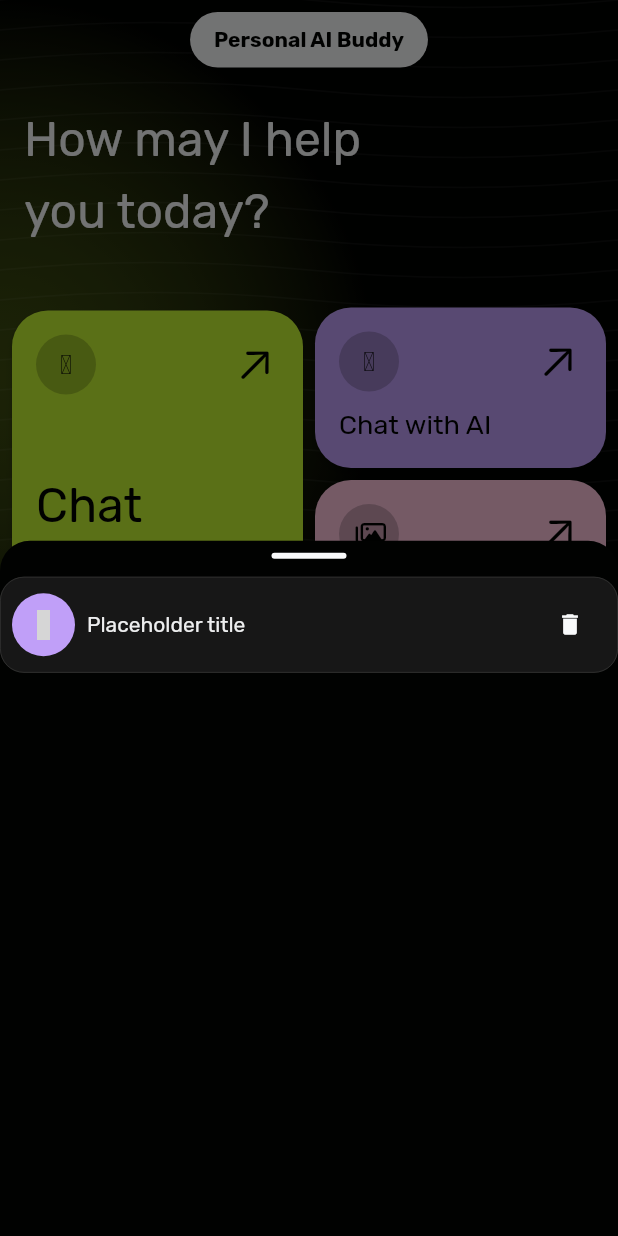
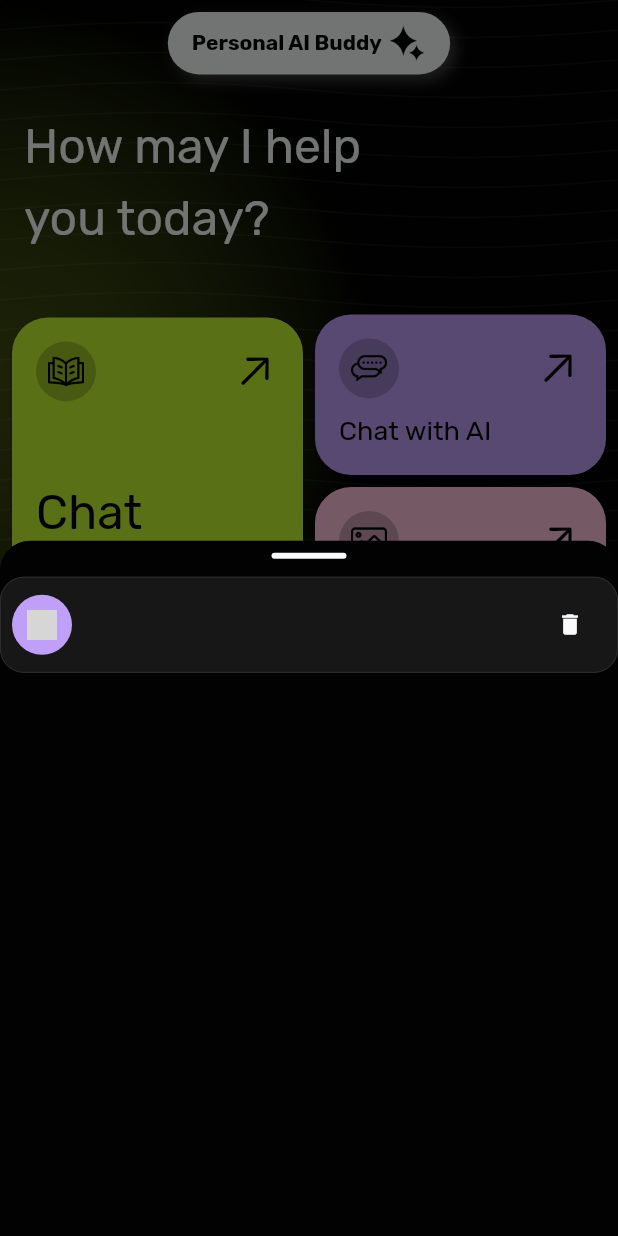
Before and after one commit to yatendra2001/ai_buddy, a Flutter app: the screen it shows after launch, after a tap on "Chat with AI", after a tap on "See all", on a phone screen of 412 x 824 dp. Run offline on Flutter 3.47's test engine with Material 3 defaults, Android fonts, the phone set to English and light mode, and no system bars; our stand-ins replace cached_network_image, dio, flutter_chat_types, flutter_chat_ui, flutter_riverpod, flutter_secure_storage and 5 more; accounts and stored records are empty; project files that could hold a hidden picture were left out; grey boxes are pictures that could not be loaded.

Commit message:
styles: added new icons

```diff
--- /dev/null
+++ b/lib/core/config/assets_constants.dart
@@ -0,0 +1,8 @@
+class AssetConstants {
+  AssetConstants._();
+  static const String baseImageUrl = 'assets/images/';
+  static const String aiStarLogo = '$baseImageUrl/ai_star_logo.png';
+  static const String pdfLogo = '$baseImageUrl/pdf_logo.png';
+  static const String textLogo = '$baseImageUrl/text_logo.png';
+  static const String imageLogo = '$baseImageUrl/image_logo.png';
+}
--- a/lib/feature/gemini/src/config/constants.dart
+++ b/lib/core/config/gemini_model_constants.dart
@@ -1,7 +1,7 @@
 import 'package:ai_buddy/feature/gemini/src/models/gemini_model/gemini_model.dart';
 
-class Constants {
-  Constants._();
+class GeminiModelConstants {
+  GeminiModelConstants._();
   static const String defaultModel = 'models/gemini-pro';
   static const String defaultVersion = 'v1beta';
   static const String defaultGenerateType = 'generateContent';
--- a/lib/feature/chat/chat_page.dart
+++ b/lib/feature/chat/chat_page.dart
@@ -1,14 +1,13 @@
+import 'package:ai_buddy/core/config/assets_constants.dart';
+import 'package:ai_buddy/core/config/type_of_bot.dart';
+import 'package:ai_buddy/core/config/type_of_message.dart';
 import 'package:ai_buddy/feature/chat/provider/message_provider.dart';
-import 'package:ai_buddy/feature/hive/config/type_of_bot.dart';
-import 'package:ai_buddy/feature/hive/config/type_of_message.dart';
+import 'package:ai_buddy/feature/home/provider/chat_bot_provider.dart';
 import 'package:ai_buddy/feature/home/widgets/widgets.dart';
 import 'package:flutter/material.dart';
 import 'package:flutter_chat_types/flutter_chat_types.dart' as types;
 import 'package:flutter_chat_ui/flutter_chat_ui.dart';
 import 'package:flutter_riverpod/flutter_riverpod.dart';
-import 'package:fluttericon/entypo_icons.dart';
-import 'package:fluttericon/linecons_icons.dart';
-import 'package:font_awesome_flutter/font_awesome_flutter.dart';
 
 class ChatPage extends ConsumerWidget {
   const ChatPage({super.key});
@@ -21,11 +20,11 @@ class ChatPage extends ConsumerWidget {
         : chatBot.typeOfBot == TypeOfBot.text
             ? Theme.of(context).colorScheme.secondary
             : Theme.of(context).colorScheme.tertiary;
-    final iconData = chatBot.typeOfBot == TypeOfBot.pdf
-        ? Entypo.book_open
+    final imagePath = chatBot.typeOfBot == TypeOfBot.pdf
+        ? AssetConstants.pdfLogo
         : chatBot.typeOfBot == TypeOfBot.image
-            ? FontAwesomeIcons.images
-            : Linecons.comment;
+            ? AssetConstants.imageLogo
+            : AssetConstants.textLogo;
 
     final List<types.Message> messages = chatBot.messagesList.map((msg) {
       return types.TextMessage(
@@ -74,7 +73,12 @@ class ChatPage extends ConsumerWidget {
                           Icons.arrow_back,
                           color: Theme.of(context).colorScheme.onSurface,
                         ),
-                        onPressed: () => Navigator.of(context).pop(),
+                        onPressed: () {
+                          ref
+                              .read(chatBotListProvider.notifier)
+                              .updateChatBotOnHomeScreen(chatBot);
+                          Navigator.of(context).pop();
+                        },
                       ),
                       Container(
                         alignment: Alignment.center,
@@ -124,10 +128,12 @@ class ChatPage extends ConsumerWidget {
                         child: CircleAvatar(
                           backgroundColor: color,
                           radius: 19,
-                          child: Icon(
-                            iconData,
-                            size: 18,
-                            color: Theme.of(context).colorScheme.surface,
+                          child: Padding(
+                            padding: const EdgeInsets.all(8),
+                            child: Image.asset(
+                              imagePath,
+                              color: Theme.of(context).colorScheme.surface,
+                            ),
                           ),
                         ),
                       ),
--- a/lib/feature/gemini/src/init.dart
+++ b/lib/feature/gemini/src/init.dart
@@ -2,7 +2,7 @@ import 'dart:async';
 import 'dart:io';
 import 'dart:typed_data';
 
-import 'package:ai_buddy/feature/gemini/src/config/constants.dart';
+import 'package:ai_buddy/core/config/gemini_model_constants.dart';
 import 'package:ai_buddy/feature/gemini/src/models/candidates/candidates.dart';
 import 'package:ai_buddy/feature/gemini/src/models/content/content.dart';
 import 'package:ai_buddy/feature/gemini/src/models/gemini_model/gemini_model.dart';
@@ -35,7 +35,7 @@ class Gemini extends BaseGeminiRepository {
             Dio(
               BaseOptions(
                 baseUrl:
-                    '${baseURL ?? Constants.baseUrl}${version ?? Constants.defaultVersion}/',
+                    '${baseURL ?? GeminiModelConstants.baseUrl}${version ?? GeminiModelConstants.defaultVersion}/',
                 contentType: 'application/json',
                 headers: headers,
               ),
--- a/lib/feature/hive/hive.dart
+++ b/lib/feature/hive/hive.dart
@@ -1,4 +1,3 @@
-export 'config/type_of_bot.dart';
 export 'model/chat_bot/chat_bot.dart';
 export 'model/chat_message/chat_message.dart';
 export 'repository/hive_repository.dart';
--- a/lib/feature/home/home_page.dart
+++ b/lib/feature/home/home_page.dart
@@ -1,14 +1,13 @@
+import 'package:ai_buddy/core/config/assets_constants.dart';
+import 'package:ai_buddy/core/config/type_of_bot.dart';
 import 'package:ai_buddy/core/navigation/route.dart';
 import 'package:ai_buddy/feature/chat/provider/message_provider.dart';
-import 'package:ai_buddy/feature/hive/config/type_of_bot.dart';
 import 'package:ai_buddy/feature/hive/model/chat_bot/chat_bot.dart';
 import 'package:ai_buddy/feature/home/provider/chat_bot_provider.dart';
 import 'package:ai_buddy/feature/home/widgets/widgets.dart';
+import 'package:flutter/cupertino.dart';
 import 'package:flutter/material.dart';
 import 'package:flutter_riverpod/flutter_riverpod.dart';
-import 'package:fluttericon/entypo_icons.dart';
-import 'package:fluttericon/linecons_icons.dart';
-import 'package:font_awesome_flutter/font_awesome_flutter.dart';
 import 'package:uuid/uuid.dart';
 
 class HomePage extends ConsumerStatefulWidget {
@@ -52,18 +51,20 @@ class _HomePageState extends ConsumerState<HomePage> {
                     itemCount: chatBotsList.length,
                     itemBuilder: (context, index) {
                       final chatBot = chatBotsList[index];
-                      return HistoryItem(
-                        iconData: chatBot.typeOfBot == TypeOfBot.pdf
-                            ? Entypo.book_open
+                      final imagePath = chatBot.typeOfBot == TypeOfBot.pdf
+                          ? AssetConstants.pdfLogo
                           : chatBot.typeOfBot == TypeOfBot.image
-                                ? FontAwesomeIcons.images
-                                : Linecons.comment,
-                        label: chatBot.title,
-                        color: chatBot.typeOfBot == TypeOfBot.pdf
+                              ? AssetConstants.imageLogo
+                              : AssetConstants.pdfLogo;
+                      final tileColor = chatBot.typeOfBot == TypeOfBot.pdf
                           ? Theme.of(context).colorScheme.primary
                           : chatBot.typeOfBot == TypeOfBot.text
                               ? Theme.of(context).colorScheme.secondary
-                                : Theme.of(context).colorScheme.tertiary,
+                              : Theme.of(context).colorScheme.tertiary;
+                      return HistoryItem(
+                        imagePath: imagePath,
+                        label: chatBot.title,
+                        color: tileColor,
                         chatBot: chatBot,
                       );
                     },
@@ -118,19 +119,30 @@ class _HomePageState extends ConsumerState<HomePage> {
                       borderRadius: BorderRadius.circular(30),
                       boxShadow: [
                         BoxShadow(
-                          color: Colors.black.withOpacity(0.25),
+                          color: Colors.white.withOpacity(0.25),
                           offset: const Offset(4, 4),
                           blurRadius: 8,
                         ),
                       ],
                     ),
-                    child: Text(
+                    child: Row(
+                      mainAxisAlignment: MainAxisAlignment.center,
+                      mainAxisSize: MainAxisSize.min,
+                      children: [
+                        Text(
                           'Personal AI Buddy',
                           style: TextStyle(
                             color: Theme.of(context).colorScheme.background,
                             fontSize: 14,
                             fontWeight: FontWeight.bold,
                           ),
+                        ),
+                        const SizedBox(width: 4),
+                        Image.asset(
+                          AssetConstants.aiStarLogo,
+                          scale: 20,
+                        )
+                      ],
                     ),
                   ),
                   const SizedBox(
@@ -156,7 +168,7 @@ class _HomePageState extends ConsumerState<HomePage> {
                         child: CardButton(
                           title: 'Chat\nwith PDF',
                           color: Theme.of(context).colorScheme.primary,
-                          icondata: Entypo.book_open,
+                          imagePath: AssetConstants.pdfLogo,
                           isMainButton: true,
                           onPressed: () => AppRoute.chat.push(context),
                         ),
@@ -168,13 +180,13 @@ class _HomePageState extends ConsumerState<HomePage> {
                             CardButton(
                               title: 'Chat with AI',
                               color: Theme.of(context).colorScheme.secondary,
-                              icondata: Linecons.comment,
+                              imagePath: AssetConstants.textLogo,
                               isMainButton: false,
                               onPressed: () {
                                 final chatBot = ChatBot(
                                   messagesList: [],
                                   id: uniqueGeneratedId,
-                                  title: 'Placeholder title',
+                                  title: '',
                                   typeOfBot: TypeOfBot.text,
                                 );
                                 ref
@@ -191,7 +203,7 @@ class _HomePageState extends ConsumerState<HomePage> {
                             CardButton(
                               title: 'Ask Image',
                               color: Theme.of(context).colorScheme.tertiary,
-                              icondata: FontAwesomeIcons.images,
+                              imagePath: AssetConstants.imageLogo,
                               isMainButton: false,
                               onPressed: () => AppRoute.chat.push(context),
                             ),
@@ -266,7 +278,7 @@ class _HomePageState extends ConsumerState<HomePage> {
                                             .withOpacity(0.95),
                                       ),
                                 ),
-                                const FaIcon(Entypo.back_in_time),
+                                const Icon(CupertinoIcons.cube_box),
                                 const SizedBox(width: 12),
                               ],
                             ),
@@ -282,18 +294,20 @@ class _HomePageState extends ConsumerState<HomePage> {
                               const SizedBox(height: 4),
                           itemBuilder: (context, index) {
                             final chatBot = chatBotsList[index];
-                            return HistoryItem(
-                              label: chatBot.title,
-                              iconData: chatBot.typeOfBot == TypeOfBot.pdf
-                                  ? Entypo.book_open
+                            final imagePath = chatBot.typeOfBot == TypeOfBot.pdf
+                                ? AssetConstants.pdfLogo
                                 : chatBot.typeOfBot == TypeOfBot.image
-                                      ? FontAwesomeIcons.images
-                                      : Linecons.comment,
-                              color: chatBot.typeOfBot == TypeOfBot.pdf
+                                    ? AssetConstants.imageLogo
+                                    : AssetConstants.pdfLogo;
+                            final tileColor = chatBot.typeOfBot == TypeOfBot.pdf
                                 ? Theme.of(context).colorScheme.primary
                                 : chatBot.typeOfBot == TypeOfBot.text
                                     ? Theme.of(context).colorScheme.secondary
-                                      : Theme.of(context).colorScheme.tertiary,
+                                    : Theme.of(context).colorScheme.tertiary;
+                            return HistoryItem(
+                              label: chatBot.title,
+                              imagePath: imagePath,
+                              color: tileColor,
                               chatBot: chatBot,
                             );
                           },
--- a/lib/feature/home/widgets/card_button.dart
+++ b/lib/feature/home/widgets/card_button.dart
@@ -4,14 +4,14 @@ import 'package:flutter/material.dart';
 class CardButton extends StatelessWidget {
   const CardButton({
     required this.title,
-    required this.icondata,
+    required this.imagePath,
     required this.color,
     required this.isMainButton,
     required this.onPressed,
     super.key,
   });
   final String title;
-  final IconData icondata;
+  final String imagePath;
   final Color color;
   final bool isMainButton;
   final VoidCallback onPressed;
@@ -37,9 +37,12 @@ class CardButton extends StatelessWidget {
               CircleAvatar(
                 backgroundColor:
                     Theme.of(context).colorScheme.background.withOpacity(0.2),
-                child: Icon(
-                  icondata,
-                  color: Theme.of(context).colorScheme.background,
+                child: Padding(
+                  padding: const EdgeInsets.all(8),
+                  child: Image.asset(
+                    imagePath,
+                    color: Theme.of(context).colorScheme.background,
+                  ),
                 ),
               ),
               Icon(
--- a/lib/feature/home/widgets/history_item.dart
+++ b/lib/feature/home/widgets/history_item.dart
@@ -8,13 +8,13 @@ import 'package:flutter_riverpod/flutter_riverpod.dart';
 class HistoryItem extends ConsumerWidget {
   const HistoryItem({
     required this.label,
-    required this.iconData,
+    required this.imagePath,
     required this.color,
     required this.chatBot,
     super.key,
   });
   final String label;
-  final IconData iconData;
+  final String imagePath;
   final Color color;
   final ChatBot chatBot;
 
@@ -29,6 +29,7 @@ class HistoryItem extends ConsumerWidget {
         },
         style: ElevatedButton.styleFrom(
           backgroundColor: Theme.of(context).colorScheme.onBackground,
+          foregroundColor: color,
           elevation: 0,
           shape: RoundedRectangleBorder(
             borderRadius: BorderRadius.circular(16),
@@ -44,11 +45,11 @@ class HistoryItem extends ConsumerWidget {
           children: [
             CircleAvatar(
               backgroundColor: color,
-              radius: 21,
-              child: Icon(
-                iconData,
-                size: 20,
-                color: Theme.of(context).colorScheme.background,
+              child: Padding(
+                padding: const EdgeInsets.all(10),
+                child: Image.asset(
+                  imagePath,
+                ),
               ),
             ),
             const SizedBox(width: 8),
@@ -64,7 +65,10 @@ class HistoryItem extends ConsumerWidget {
               ),
             ),
             IconButton(
-              icon: const Icon(Icons.delete),
+              icon: Icon(
+                Icons.delete,
+                color: Theme.of(context).colorScheme.onSurface,
+              ),
               onPressed: () {
                 ref.read(chatBotListProvider.notifier).deleteChatBot(chatBot);
               },
--- a/pubspec.yaml
+++ b/pubspec.yaml
@@ -12,7 +12,6 @@ dependencies:
     sdk: flutter
 
   # Common
-  flutter_bloc: ^8.1.3
   loggy: ^2.0.3
   flutter_loggy: ^2.0.2
   go_router: ^11.1.3
@@ -23,10 +22,6 @@ dependencies:
   # iOS
   cupertino_icons: ^1.0.2
   hive: ^2.2.3
-  http: ^1.2.0
-  font_awesome_flutter: ^10.7.0
-  fluttericon: ^2.0.0
-  lottie: ^3.0.0
   flutter_chat_ui: ^1.6.12
   uuid: ^4.3.3
   flutter_chat_types: ^3.6.2
```
Also changed, not shown: lib/core/ui/input/input_field.dart (+0 -32 lines), lib/feature/chat/provider/message_provider.dart (+3 -4 lines), lib/feature/gemini/src/repository/gemini_repository.dart (+7 -7 lines), lib/feature/home/provider/chat_bot_provider.dart (+8 -0 lines), assets/images/ai_star_logo.png (added), assets/images/background_image.png (deleted), assets/images/image_logo.png (added), assets/images/pdf_logo.png (added), assets/images/text_logo.png (added), lib/core/config/type_of_bot.dart (renamed from lib/feature/hive/config/type_of_bot.dart), lib/core/config/type_of_message.dart (renamed from lib/feature/hive/config/type_of_message.dart), pubspec.lock, 1 other file. Lines whose indentation alone changed are shown as unchanged.
